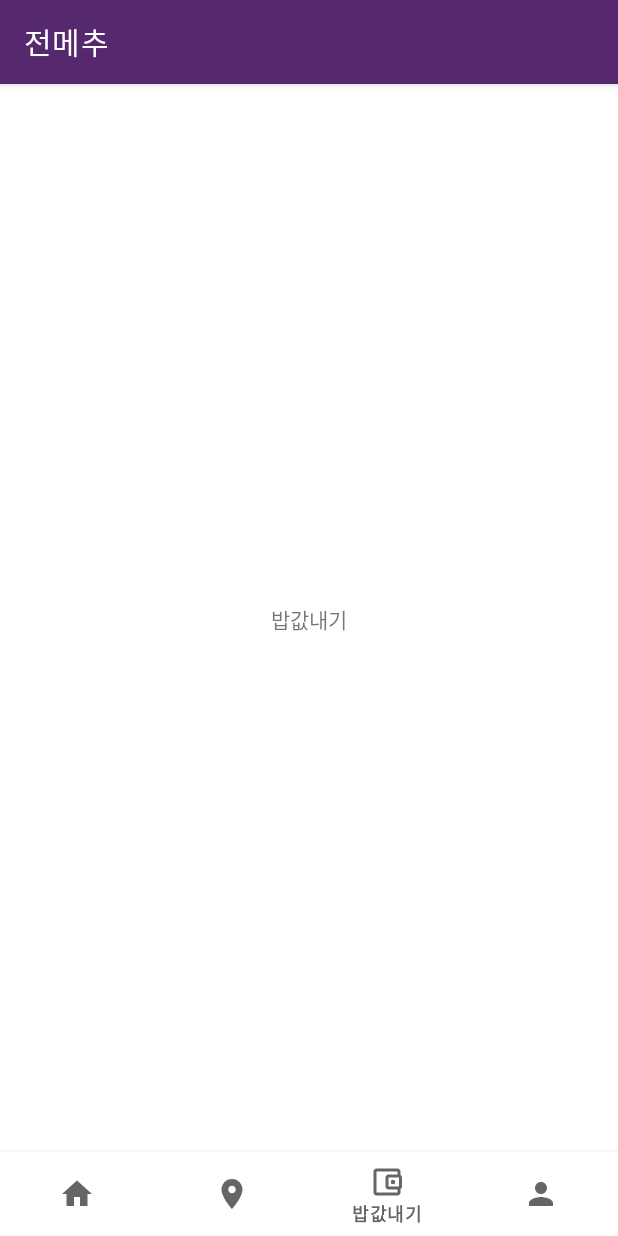
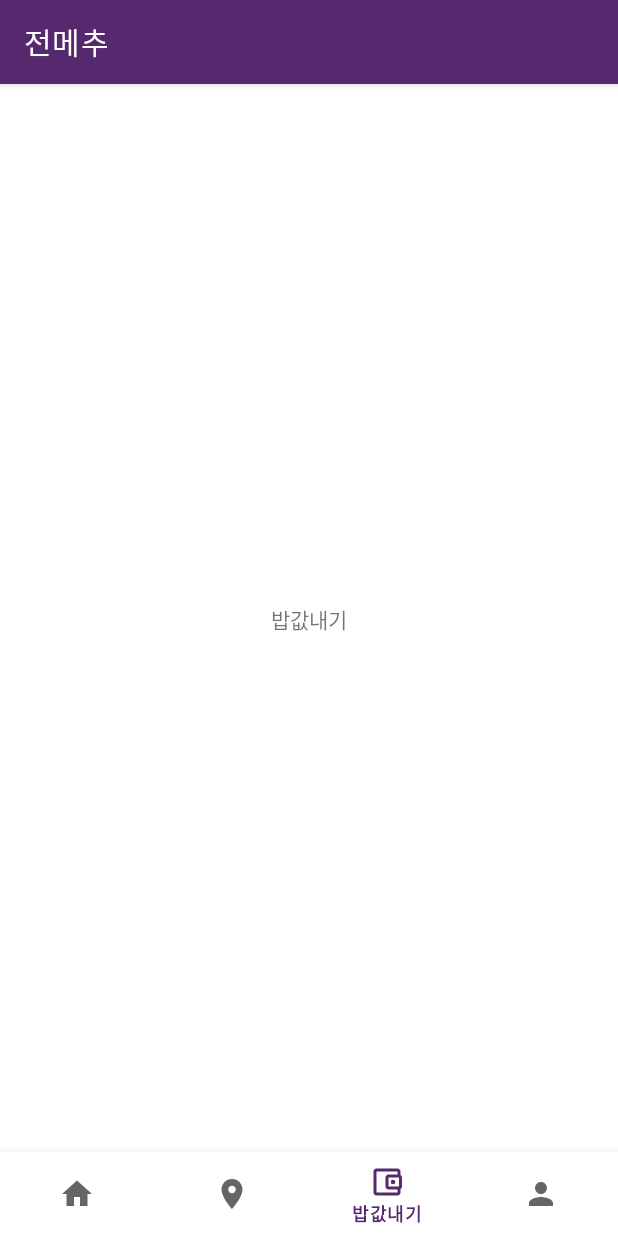
Before and after one commit to KimWool/JBNU-Menu-Recommend, an Android app: the screen it shows after launch (MainActivity), item 3 of the bottom bar chosen, on a phone screen of 412 x 824 dp. Run offline under Robolectric (Android 15) with nearby library versions, the phone set to English and light mode, and no system bars.

Commit message:
bottom menu 구현

```diff
--- a/app/src/main/res/layout/activity_main.xml
+++ b/app/src/main/res/layout/activity_main.xml
@@ -11,8 +11,8 @@
         android:id="@+id/bottomNavi"
         android:layout_width="match_parent"
         android:layout_height="wrap_content"
-        app:itemIconTint="#666563"
-        app:itemTextColor="#666563"
+        app:itemIconTint="@drawable/menu_click_color"
+        app:itemTextColor="@drawable/menu_click_color"
         app:layout_constraintBottom_toBottomOf="parent"
         app:menu="@menu/bottom_menu"
         tools:layout_editor_absoluteX="1dp" />
```
Also changed, not shown: app/src/main/res/drawable-v24/menu_click_color.xml (renamed from app/src/main/res/xml/menu_click_color.xml).
